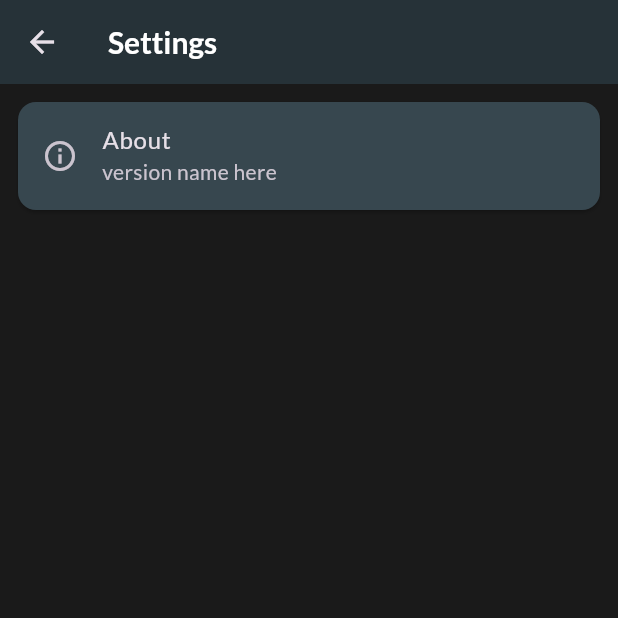
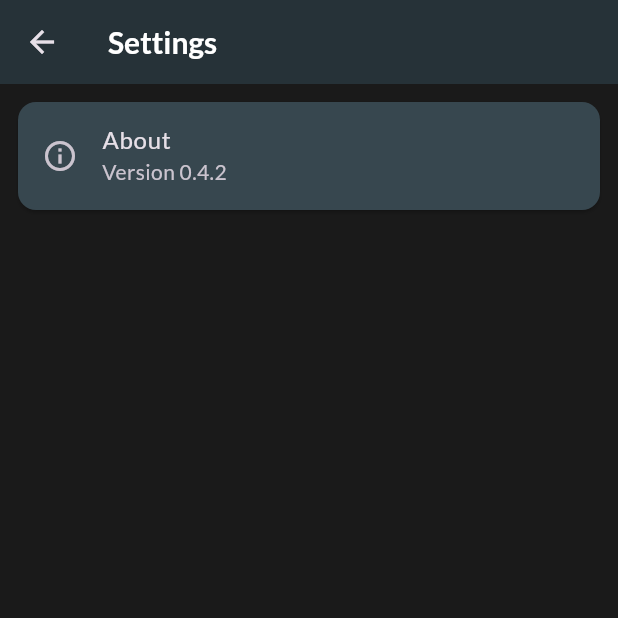
Before and after one commit to ElecTream/canvas, a Flutter app: the SettingsScreen screen opened directly, on a phone screen of 412 x 824 dp, the top half of it. Run offline on Flutter 3.47's test engine with Material 3 defaults, Android fonts, the light colour scheme and no system bars; our stand-ins replace flutter_riverpod, google_fonts, hive, hive_flutter, package_info_plus; accounts and stored records are empty.

Commit message:
Version v0.4.2

```diff
--- a/lib/screens/settings_screen.dart
+++ b/lib/screens/settings_screen.dart
@@ -1,10 +1,18 @@
 import 'package:flutter/material.dart';
+import 'package:flutter_riverpod/flutter_riverpod.dart';
+import 'package:package_info_plus/package_info_plus.dart';
 
-class SettingsScreen extends StatelessWidget {
+final packageInfoProvider = FutureProvider<PackageInfo>((ref) {
+  return PackageInfo.fromPlatform();
+});
+
+class SettingsScreen extends ConsumerWidget {
   const SettingsScreen({super.key});
 
   @override
-  Widget build(BuildContext context) {
+  Widget build(BuildContext context, WidgetRef ref) {
+    final packageInfoAsync = ref.watch(packageInfoProvider);
+
     return Scaffold(
       appBar: AppBar(
         title: const Text('Settings'),
@@ -14,10 +22,14 @@ class SettingsScreen extends StatelessWidget {
         children: [
           Card(
             color: Colors.blueGrey[800],
-            child: const ListTile(
-              leading: Icon(Icons.info_outline),
-              title: Text('About'),
-              subtitle: Text('version name here'),
+            child: ListTile(
+              leading: const Icon(Icons.info_outline),
+              title: const Text('About'),
+              subtitle: packageInfoAsync.when(
+                data: (info) => Text('Version ${info.version}'),
+                loading: () => const Text('Loading version...'),
+                error: (err, stack) => const Text('Could not load version info'),
+              ),
             ),
           ),
         ],
--- a/pubspec.yaml
+++ b/pubspec.yaml
@@ -1,7 +1,7 @@
 name: Canvas
 description: A simple, polished notes app.
 publish_to: 'none'
-version: 0.3.10
+version: 0.4.2
 
 environment:
   sdk: '>=3.2.3 <4.0.0'
@@ -15,6 +15,7 @@ dependencies:
   hive_flutter: ^1.1.0
   flutter_riverpod: ^2.5.1
   uuid: ^4.4.0
+  package_info_plus: ^8.0.0
 
   # UI & Style
   google_fonts: ^6.2.1
```
Also changed, not shown: pubspec.lock, 2 other files.
